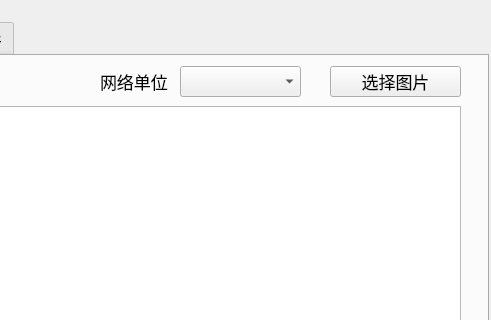
This is UI.ui in CyberCatQ/autoFillTable as Qt 5 draws it before an edit; both pictures show x 272 to 763 and y 0 to 320 of the 763 by 629 pixel window. The edited form follows.
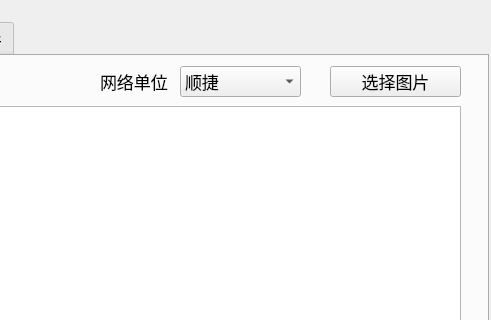
This is the edited form. The open tabs and pages were chosen to show the change.

```diff
--- a/UI.ui
+++ b/UI.ui
@@ -1049,16 +1049,6 @@
        <height>31</height>
       </rect>
      </property>
-     <item>
-      <property name="text">
-       <string/>
-      </property>
-     </item>
-     <item>
-      <property name="text">
-       <string>龙航</string>
-      </property>
-     </item>
      <item>
       <property name="text">
        <string>顺捷</string>
```
Left out of the diff: 5 changed lines with no effect on the pictures.
